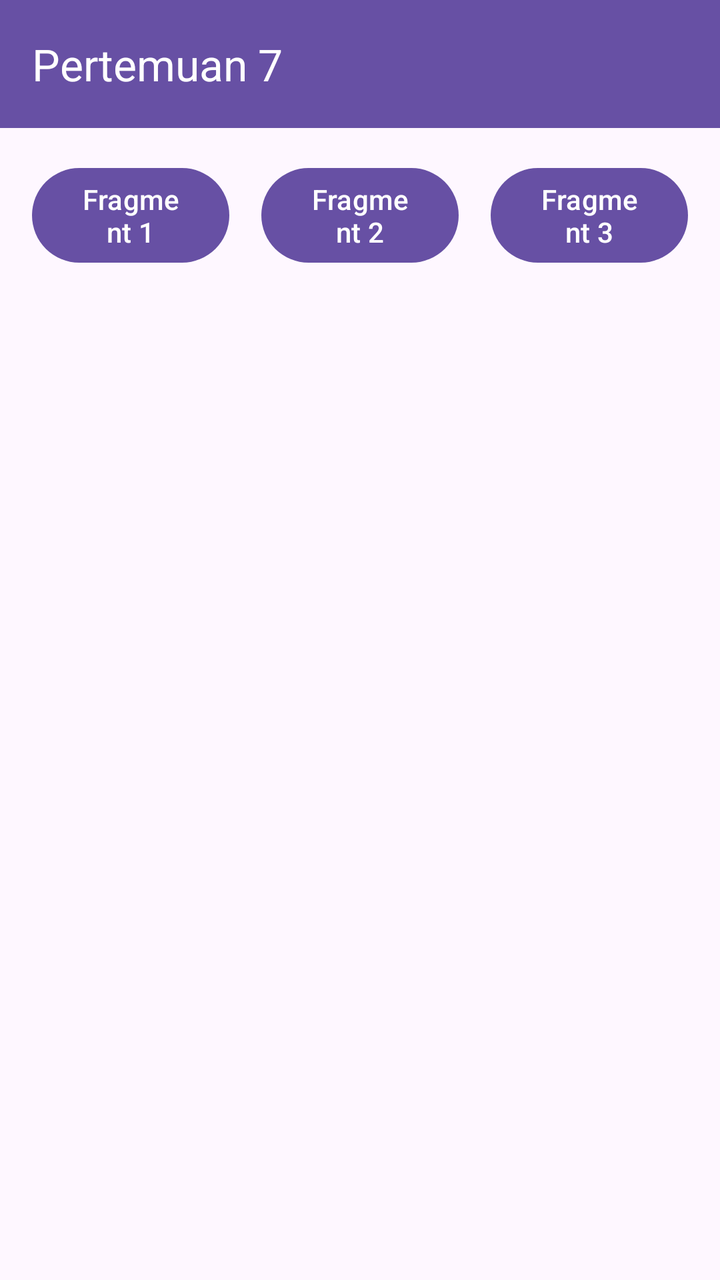
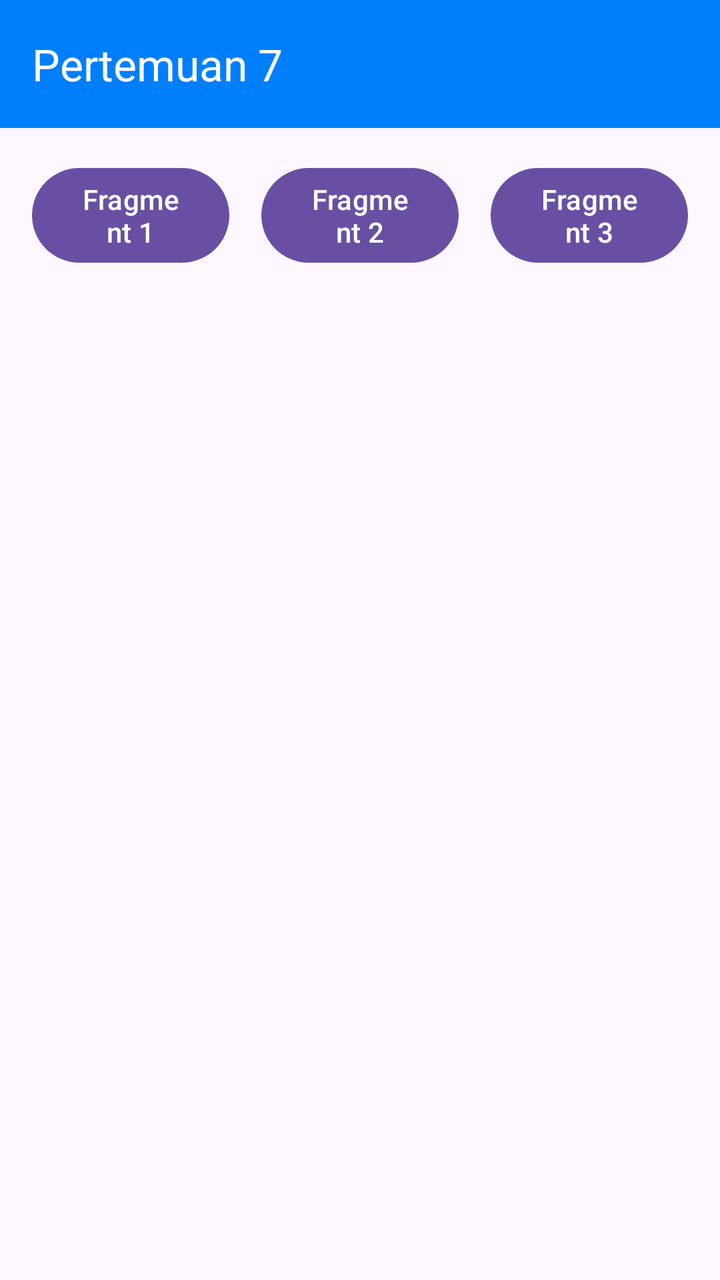

Before-and-after screenshots of an Android layout around one commit, followed by the original layout XML and the change that was made.
<!-- AndroidManifest.xml: application theme Theme.Fadhil3TIE -->
<!-- res/layout/activity_seven.xml -->
<?xml version="1.0" encoding="utf-8"?>
<androidx.constraintlayout.widget.ConstraintLayout xmlns:android="http://schemas.android.com/apk/res/android"
    xmlns:app="http://schemas.android.com/apk/res-auto"
    xmlns:tools="http://schemas.android.com/tools"
    android:id="@+id/main"
    android:layout_width="match_parent"
    android:layout_height="match_parent"
    tools:context=".Home.pertemuan_7.SevenActivity">

    <androidx.appcompat.widget.Toolbar
        android:id="@+id/toolbar"
        android:layout_width="0dp"
        android:layout_height="?attr/actionBarSize"
        android:background="?attr/colorPrimary"
        android:theme="@style/ThemeOverlay.AppCompat.Dark.ActionBar"
        app:layout_constraintEnd_toEndOf="parent"
        app:layout_constraintStart_toStartOf="parent"
        app:layout_constraintTop_toTopOf="parent"
        app:popupTheme="@style/ThemeOverlay.AppCompat.Light"
        app:title="Pertemuan 7" />

    <Button
        android:id="@+id/btnFragment1"
        android:layout_width="0dp"
        android:layout_height="wrap_content"
        android:layout_marginStart="16dp"
        android:layout_marginTop="16dp"
        android:layout_marginEnd="8dp"
        android:text="Fragment 1"
        app:layout_constraintEnd_toStartOf="@+id/btnFragment2"
        app:layout_constraintHorizontal_chainStyle="spread"
        app:layout_constraintStart_toStartOf="parent"
        app:layout_constraintTop_toBottomOf="@+id/toolbar" />

    <Button
        android:id="@+id/btnFragment2"
        android:layout_width="0dp"
        android:layout_height="wrap_content"
        android:layout_marginStart="8dp"
        android:layout_marginTop="16dp"
        android:layout_marginEnd="8dp"
        android:text="Fragment 2"
        app:layout_constraintEnd_toStartOf="@+id/btnFragment3"
        app:layout_constraintStart_toEndOf="@+id/btnFragment1"
        app:layout_constraintTop_toBottomOf="@+id/toolbar" />

    <Button
        android:id="@+id/btnFragment3"
        android:layout_width="0dp"
        android:layout_height="wrap_content"
        android:layout_marginStart="8dp"
        android:layout_marginTop="16dp"
        android:layout_marginEnd="16dp"
        android:text="Fragment 3"
        app:layout_constraintEnd_toEndOf="parent"
        app:layout_constraintStart_toEndOf="@+id/btnFragment2"
        app:layout_constraintTop_toBottomOf="@+id/toolbar" />

    <FrameLayout
        android:id="@+id/fragment_container"
        android:layout_width="0dp"
        android:layout_height="0dp"
        android:layout_marginTop="20dp"
        app:layout_constraintBottom_toBottomOf="parent"
        app:layout_constraintEnd_toEndOf="parent"
        app:layout_constraintStart_toStartOf="parent"
        app:layout_constraintTop_toBottomOf="@+id/btnFragment2" />

</androidx.constraintlayout.widget.ConstraintLayout>
<!-- resources referenced by this layout -->
<resources>
  <style name="Theme.Fadhil3TIE" parent="Base.Theme.Fadhil3TIE" />
  <style name="Base.Theme.Fadhil3TIE" parent="Theme.Material3.DayNight.NoActionBar">
          
          
      </style>
</resources>

<!-- the commit's change to res/layout/activity_seven.xml (unified diff, before → after) -->
@@ -11,7 +11,7 @@
         android:id="@+id/toolbar"
         android:layout_width="0dp"
         android:layout_height="?attr/actionBarSize"
-        android:background="?attr/colorPrimary"
+        android:background="@color/blue"
         android:theme="@style/ThemeOverlay.AppCompat.Dark.ActionBar"
         app:layout_constraintEnd_toEndOf="parent"
         app:layout_constraintStart_toStartOf="parent"
<!-- resource entries referenced after the edit -->
@@ -1,5 +1,6 @@
 <!-- resources referenced by this layout -->
 <resources>
+  <color name="blue">#007FFD</color>
   <style name="Theme.Fadhil3TIE" parent="Base.Theme.Fadhil3TIE" />
   <style name="Base.Theme.Fadhil3TIE" parent="Theme.Material3.DayNight.NoActionBar">
           
